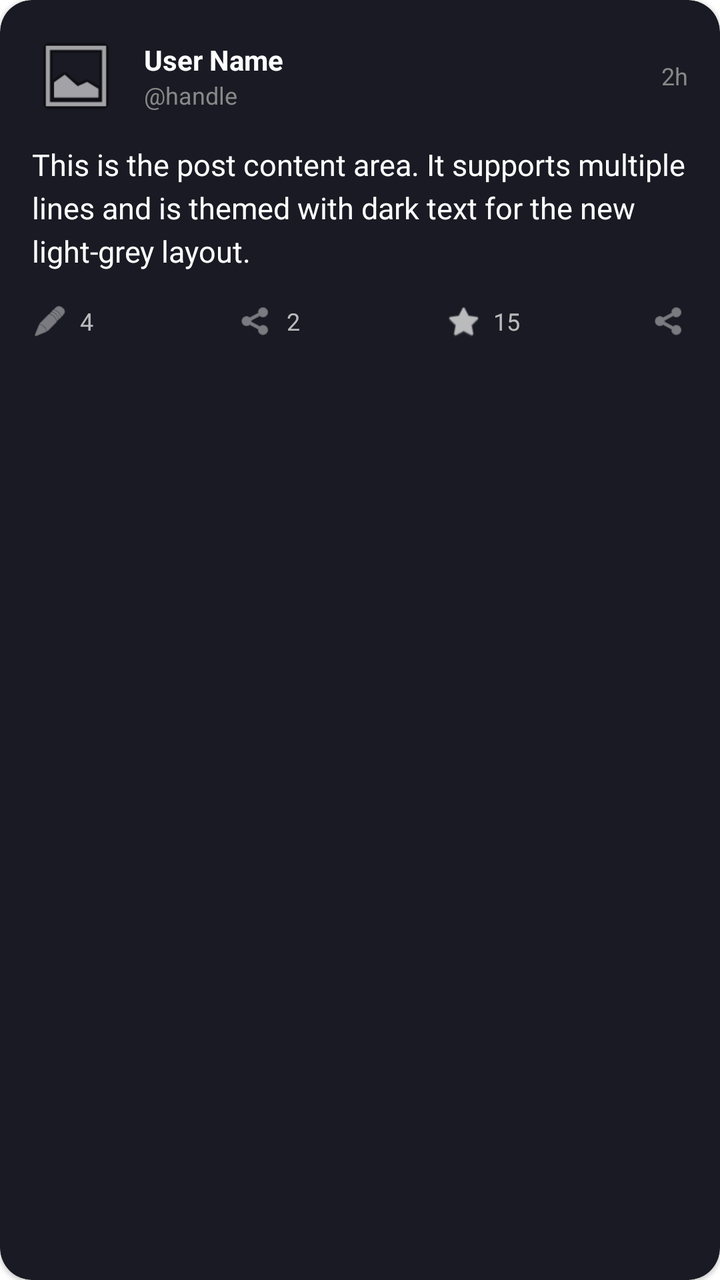
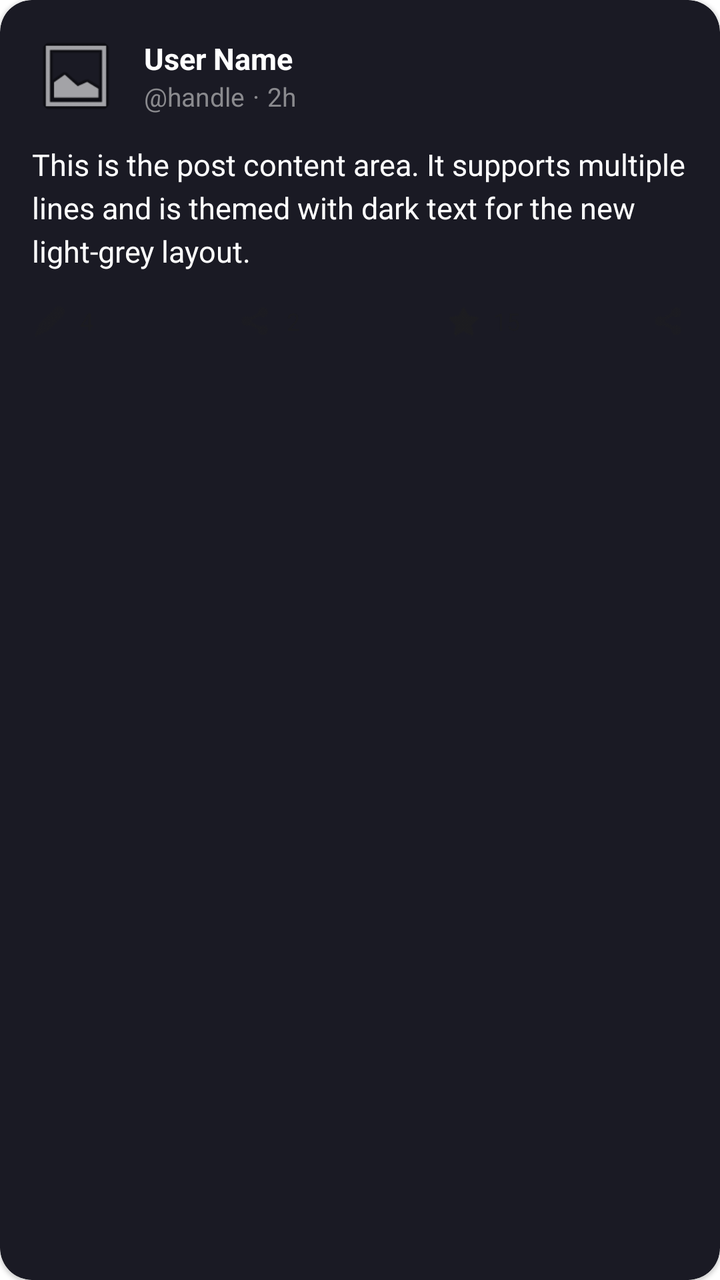

Before-and-after screenshots of an Android layout around one commit, followed by the original layout XML and the change that was made.
<!-- AndroidManifest.xml: application theme Theme.PrismLauncher -->
<!-- res/layout/item_social_post.xml -->
<?xml version="1.0" encoding="utf-8"?>
<com.google.android.material.card.MaterialCardView xmlns:android="http://schemas.android.com/apk/res/android"
    xmlns:app="http://schemas.android.com/apk/res-auto"
    android:layout_width="match_parent"
    android:layout_height="wrap_content"
    android:layout_marginBottom="8dp"
    android:layout_marginHorizontal="8dp"
    app:cardBackgroundColor="@color/social_card_bg"
    app:cardCornerRadius="16dp"
    app:cardElevation="1dp"
    app:strokeWidth="0dp">

    <LinearLayout
        android:layout_width="match_parent"
        android:layout_height="wrap_content"
        android:orientation="vertical"
        android:padding="16dp">

        <LinearLayout
            android:layout_width="match_parent"
            android:layout_height="wrap_content"
            android:gravity="center_vertical"
            android:orientation="horizontal">

            <com.google.android.material.imageview.ShapeableImageView
                android:id="@+id/postAvatar"
                android:layout_width="44dp"
                android:layout_height="44dp"
                android:scaleType="centerCrop"
                android:src="@android:drawable/ic_menu_gallery"
                app:shapeAppearanceOverlay="@style/CircleImage" />

            <LinearLayout
                android:layout_width="0dp"
                android:layout_height="wrap_content"
                android:layout_marginStart="12dp"
                android:layout_weight="1"
                android:orientation="vertical">

                <TextView
                    android:id="@+id/postAuthorName"
                    android:layout_width="wrap_content"
                    android:layout_height="wrap_content"
                    android:text="User Name"
                    android:textColor="@color/social_text_main"
                    android:textSize="14sp"
                    android:textStyle="bold" />

                <TextView
                    android:id="@+id/postAuthorHandle"
                    android:layout_width="wrap_content"
                    android:layout_height="wrap_content"
                    android:text="@handle"
                    android:textColor="#888888"
                    android:textSize="12sp" />
            </LinearLayout>

            <TextView
                android:id="@+id/postTime"
                android:layout_width="wrap_content"
                android:layout_height="wrap_content"
                android:text="2h"
                android:textColor="#888888"
                android:textSize="12sp" />
        </LinearLayout>

        <TextView
            android:id="@+id/postContent"
            android:layout_width="match_parent"
            android:layout_height="wrap_content"
            android:layout_marginTop="12dp"
            android:lineSpacingExtra="4dp"
            android:text="This is the post content area. It supports multiple lines and is themed with dark text for the new light-grey layout."
            android:textColor="@color/social_text_main"
            android:textSize="15sp" />

        <com.google.android.material.card.MaterialCardView
            android:id="@+id/postImageCard"
            android:layout_width="match_parent"
            android:layout_height="220dp"
            android:layout_marginTop="12dp"
            android:visibility="gone"
            app:cardCornerRadius="12dp"
            app:cardElevation="0dp"
            app:strokeColor="#11000000"
            app:strokeWidth="1dp">

            <ImageView
                android:id="@+id/postImage"
                android:layout_width="match_parent"
                android:layout_height="match_parent"
                android:scaleType="centerCrop" />
        </com.google.android.material.card.MaterialCardView>

        
        <LinearLayout
            android:layout_width="match_parent"
            android:layout_height="wrap_content"
            android:layout_marginTop="16dp"
            android:gravity="center_vertical"
            android:orientation="horizontal">

            <LinearLayout
                android:id="@+id/btnReply"
                android:layout_width="0dp"
                android:layout_height="wrap_content"
                android:layout_weight="1"
                android:gravity="center_vertical">
                <ImageView
                    android:id="@+id/imgReply"
                    android:layout_width="18dp"
                    android:layout_height="18dp"
                    android:src="@android:drawable/ic_menu_edit"
                    app:tint="@color/prism_text_muted" />
                <TextView
                    android:id="@+id/txtReplyCount"
                    android:layout_width="wrap_content"
                    android:layout_height="wrap_content"
                    android:layout_marginStart="6dp"
                    android:text="4"
                    android:textColor="@color/prism_text_muted"
                    android:textSize="12sp" />
            </LinearLayout>

            <LinearLayout
                android:id="@+id/btnRepost"
                android:layout_width="0dp"
                android:layout_height="wrap_content"
                android:layout_weight="1"
                android:gravity="center_vertical">
                <ImageView
                    android:id="@+id/imgRepost"
                    android:layout_width="18dp"
                    android:layout_height="18dp"
                    android:src="@android:drawable/ic_menu_share"
                    app:tint="@color/prism_text_muted" />
                <TextView
                    android:id="@+id/txtRepostCount"
                    android:layout_width="wrap_content"
                    android:layout_height="wrap_content"
                    android:layout_marginStart="6dp"
                    android:text="2"
                    android:textColor="@color/prism_text_muted"
                    android:textSize="12sp" />
            </LinearLayout>

            <LinearLayout
                android:id="@+id/btnLike"
                android:layout_width="0dp"
                android:layout_height="wrap_content"
                android:layout_weight="1"
                android:gravity="center_vertical">
                <ImageView
                    android:id="@+id/imgLike"
                    android:layout_width="18dp"
                    android:layout_height="18dp"
                    android:src="@android:drawable/btn_star"
                    app:tint="@color/prism_text_muted" />
                <TextView
                    android:id="@+id/txtLikeCount"
                    android:layout_width="wrap_content"
                    android:layout_height="wrap_content"
                    android:layout_marginStart="6dp"
                    android:text="15"
                    android:textColor="@color/prism_text_muted"
                    android:textSize="12sp" />
            </LinearLayout>

            <ImageView
                android:id="@+id/btnShare"
                android:layout_width="18dp"
                android:layout_height="18dp"
                android:src="@android:drawable/ic_menu_share"
                app:tint="@color/prism_text_muted" />
        </LinearLayout>
    </LinearLayout>
</com.google.android.material.card.MaterialCardView>
<!-- resources referenced by this layout -->
<resources>
  <color name="prism_text_muted">#B3FFFFFF</color>
  <color name="social_card_bg">#FF1A1A24</color>
  <color name="social_text_main">#FFFFFFFF</color>
  <style name="CircleImage">
          <item name="cornerFamily">rounded</item>
          <item name="cornerSize">50%</item>
      </style>
  <style name="Theme.PrismLauncher" parent="Theme.Material3.DayNight.NoActionBar">
          <item name="android:windowShowWallpaper">true</item>
          <item name="android:windowBackground">@android:color/transparent</item>
          <item name="android:colorBackgroundCacheHint">@null</item>
          <item name="android:statusBarColor">@android:color/transparent</item>
          <item name="android:navigationBarColor">@android:color/transparent</item>
          <item name="android:windowLayoutInDisplayCutoutMode">shortEdges</item>
          <item name="android:windowTranslucentStatus">false</item>
          <item name="android:windowDrawsSystemBarBackgrounds">true</item>
          <item name="android:windowBlurBehindEnabled">true</item>
          <item name="android:windowIsTranslucent">true</item>
          
          <item name="prismBackground">#F5F5F7</item>
          <item name="prismSurface">#FFFFFF</item>
          <item name="prismTextPrimary">#1D1D1F</item>
          <item name="prismTextSecondary">#86868B</item>
          <item name="prismDivider">#E5E5E5</item>
          <item name="prismOverlay">#E6FFFFFF</item>
          <item name="prismAccent">#007AFF</item>
          <item name="prismCardColor">#FFFFFF</item>
      </style>
</resources>

<!-- the commit's change to res/layout/item_social_post.xml (unified diff, before → after) -->
@@ -42,26 +42,41 @@
                     android:layout_width="wrap_content"
                     android:layout_height="wrap_content"
                     android:text="User Name"
-                    android:textColor="@color/social_text_main"
-                    android:textSize="14sp"
+                    android:textColor="@color/social_card_text"
+                    android:textSize="15sp"
                     android:textStyle="bold" />
 
-                <TextView
-                    android:id="@+id/postAuthorHandle"
+                <LinearLayout
                     android:layout_width="wrap_content"
                     android:layout_height="wrap_content"
-                    android:text="@handle"
-                    android:textColor="#888888"
-                    android:textSize="12sp" />
+                    android:gravity="center_vertical"
+                    android:orientation="horizontal">
+
+                    <TextView
+                        android:id="@+id/postAuthorHandle"
+                        android:layout_width="wrap_content"
+                        android:layout_height="wrap_content"
+                        android:text="@handle"
+                        android:textColor="#8A8A8E"
+                        android:textSize="13sp" />
+
+                    <TextView
+                        android:layout_width="wrap_content"
+                        android:layout_height="wrap_content"
+                        android:layout_marginHorizontal="4dp"
+                        android:text="·"
+                        android:textColor="#8A8A8E"
+                        android:textSize="13sp" />
+
+                    <TextView
+                        android:id="@+id/postTime"
+                        android:layout_width="wrap_content"
+                        android:layout_height="wrap_content"
+                        android:text="2h"
+                        android:textColor="#8A8A8E"
+                        android:textSize="13sp" />
+                </LinearLayout>
             </LinearLayout>
-
-            <TextView
-                android:id="@+id/postTime"
-                android:layout_width="wrap_content"
-                android:layout_height="wrap_content"
-                android:text="2h"
-                android:textColor="#888888"
-                android:textSize="12sp" />
         </LinearLayout>
 
         <TextView
@@ -71,7 +86,7 @@
             android:layout_marginTop="12dp"
             android:lineSpacingExtra="4dp"
             android:text="This is the post content area. It supports multiple lines and is themed with dark text for the new light-grey layout."
-            android:textColor="@color/social_text_main"
+            android:textColor="@color/social_card_text"
             android:textSize="15sp" />
 
         <com.google.android.material.card.MaterialCardView
<!-- resource entries referenced after the edit -->
@@ -1,8 +1,8 @@
 <!-- resources referenced by this layout -->
 <resources>
-  <color name="prism_text_muted">#B3FFFFFF</color>
+  <color name="prism_text_muted">#B31D1D1F</color>
   <color name="social_card_bg">#FF1A1A24</color>
-  <color name="social_text_main">#FFFFFFFF</color>
+  <color name="social_card_text">#FFFFFFFF</color>
   <style name="CircleImage">
           <item name="cornerFamily">rounded</item>
           <item name="cornerSize">50%</item>
